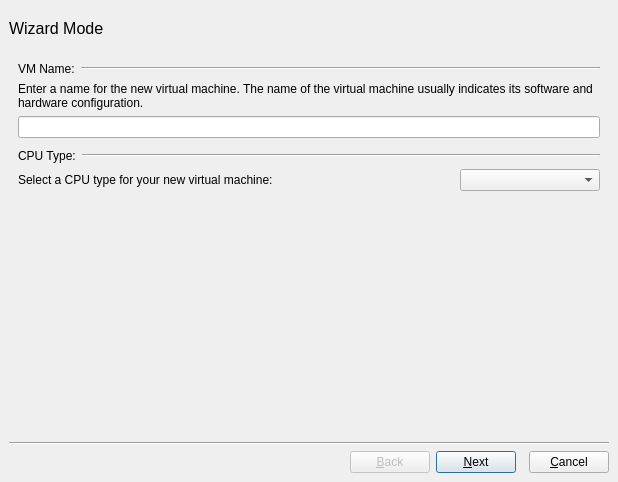
This is src/VM_Wizard_Window.ui in chronic8000/aqemu as Qt 5 draws it before an edit. The edited form follows.
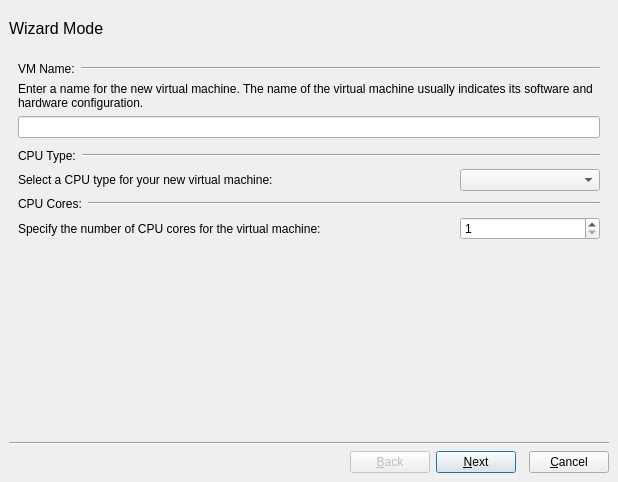
This is the edited form. The open tabs and pages were chosen to show the change. Icons and pictures are not drawn.

Commit message: Wizard CPU cores config and predefined devices merge fixes

What changed in the file:
```diff
--- a/src/VM_Wizard_Window.ui
+++ b/src/VM_Wizard_Window.ui
@@ -645,6 +645,75 @@
         </layout>
        </item>
        <item row="6" column="0">
+         <layout class="QHBoxLayout" name="horizontalLayout_CPU_Cores">
+          <item>
+           <widget class="QLabel" name="Label_Caption_CPU_Cores">
+            <property name="sizePolicy">
+             <sizepolicy hsizetype="Maximum" vsizetype="Preferred">
+              <horstretch>0</horstretch>
+              <verstretch>0</verstretch>
+             </sizepolicy>
+            </property>
+            <property name="text">
+             <string>CPU Cores:</string>
+            </property>
+           </widget>
+          </item>
+          <item>
+           <widget class="Line" name="Line_CPU_Cores">
+            <property name="orientation">
+             <enum>Qt::Horizontal</enum>
+            </property>
+           </widget>
+          </item>
+         </layout>
+        </item>
+        <item row="7" column="0">
+         <layout class="QHBoxLayout" name="horizontalLayout_Cores_Select">
+          <item>
+           <widget class="QLabel" name="Label_CPU_Cores">
+            <property name="sizePolicy">
+             <sizepolicy hsizetype="Minimum" vsizetype="Preferred">
+              <horstretch>0</horstretch>
+              <verstretch>0</verstretch>
+             </sizepolicy>
+            </property>
+            <property name="text">
+             <string>Specify the number of CPU cores for the virtual machine:</string>
+            </property>
+            <property name="wordWrap">
+             <bool>true</bool>
+            </property>
+           </widget>
+          </item>
+          <item>
+           <widget class="QSpinBox" name="SB_CPU_Cores">
+            <property name="sizePolicy">
+             <sizepolicy hsizetype="Maximum" vsizetype="Fixed">
+              <horstretch>0</horstretch>
+              <verstretch>0</verstretch>
+             </sizepolicy>
+            </property>
+            <property name="minimumSize">
+             <size>
+              <width>140</width>
+              <height>0</height>
+             </size>
+            </property>
+            <property name="minimum">
+             <number>1</number>
+            </property>
+            <property name="maximum">
+             <number>255</number>
+            </property>
+            <property name="value">
+             <number>1</number>
+            </property>
+           </widget>
+          </item>
+         </layout>
+        </item>
+        <item row="8" column="0">
         <spacer name="s6">
          <property name="orientation">
           <enum>Qt::Vertical</enum>
```
Lines whose indentation alone changed are shown as unchanged. The commit also changes 3 other files.
